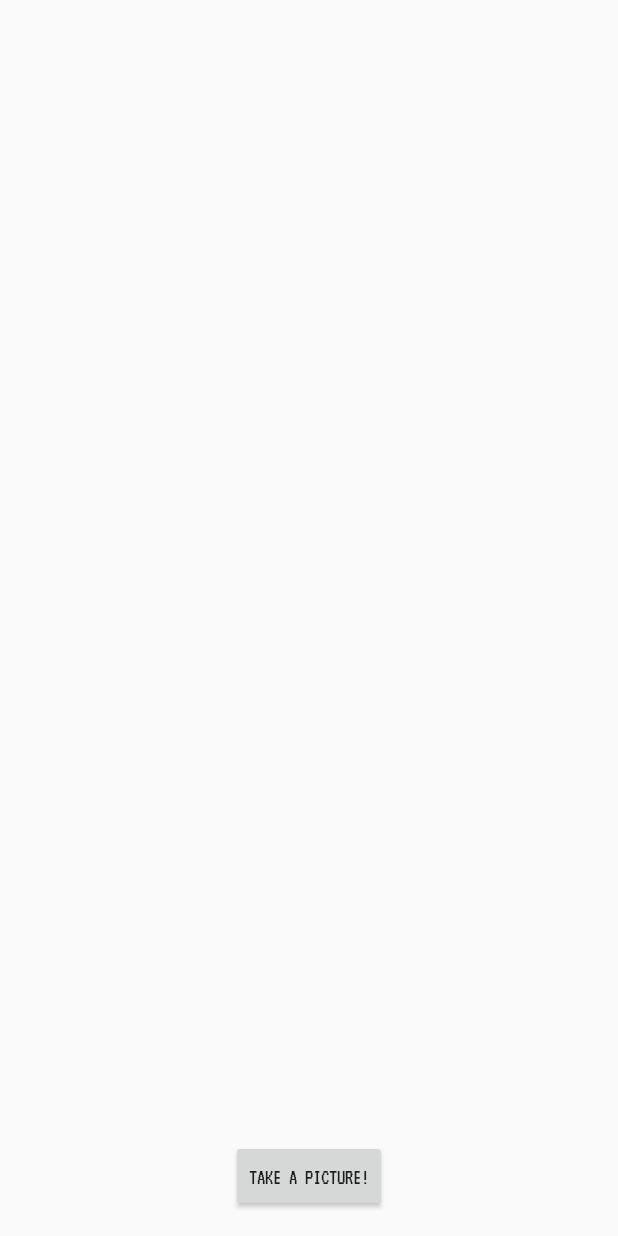
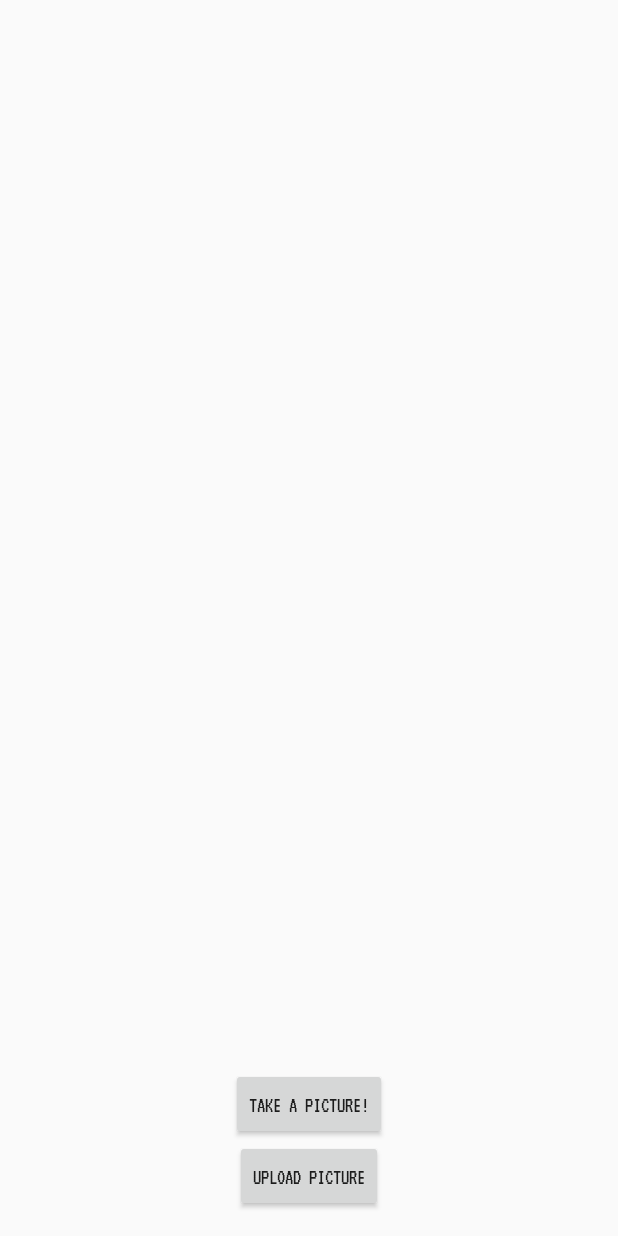
Before and after one commit to Ryanyangfr/FYP_Mobile_App, an Android app: the layout activity_camera_page.xml on its own in the app's theme, with its tools: preview values and no code run, on a phone screen of 412 x 824 dp. Run offline under Robolectric (Android 15) with nearby library versions, the phone set to English and light mode, and no system bars.

Commit message:
Added Upload Functionality to CameraPage using multipartPost method from http connection utility.

```diff
--- a/Android/app/src/main/java/com/smu/engagingu/MainActivity.java
+++ b/Android/app/src/main/java/com/smu/engagingu/MainActivity.java
@@ -32,6 +32,7 @@ public class MainActivity extends AppCompatActivity {
     protected void onCreate(Bundle savedInstanceState) {
         super.onCreate(savedInstanceState);
         setContentView(R.layout.activity_main);
+        showPhoneStatePermission();
     }
 
     public void sendMessage(View view) {
@@ -96,12 +97,12 @@ public class MainActivity extends AppCompatActivity {
         if (permissionCheck != PackageManager.PERMISSION_GRANTED) {
             if (ActivityCompat.shouldShowRequestPermissionRationale(this,
                     Manifest.permission.READ_PHONE_STATE)) {
-                showExplanation("Permission Needed", "Rationale", Manifest.permission.READ_EXTERNAL_STORAGE, REQUEST_PERMISSION_WRITE_EXTERNAL_STORAGE);
+                showExplanation("Permission Needed", "Rationale", Manifest.permission.WRITE_EXTERNAL_STORAGE, REQUEST_PERMISSION_WRITE_EXTERNAL_STORAGE);
             } else {
                 requestPermission(Manifest.permission.WRITE_EXTERNAL_STORAGE, REQUEST_PERMISSION_WRITE_EXTERNAL_STORAGE);
             }
         } else {
-//            Toast.makeText(MainActivity.this, "Permission (already) Granted!", Toast.LENGTH_SHORT).show();
+//            Toast.makeText(MainActivity.this, "The app was not allowed to read your store.", Toast.LENGTH_SHORT).show();
         }
     }
 
@@ -140,6 +141,7 @@ public class MainActivity extends AppCompatActivity {
                 new String[]{permissionName}, permissionRequestCode);
     }
     private class MyHttpRequestTask extends AsyncTask<String,Integer,String> {
+
         @Override
         protected String doInBackground(String... params) {
             Map<String, String> req = new HashMap<>();
--- a/Android/app/src/main/java/com/smu/engagingu/utility/HttpConnectionUtility.java
+++ b/Android/app/src/main/java/com/smu/engagingu/utility/HttpConnectionUtility.java
@@ -121,6 +121,9 @@ public class HttpConnectionUtility{
         DataOutputStream outputStream = null;
         InputStream inputStream = null;
 
+        System.out.println(filepath);
+        System.out.println(params);
+
         String twoHyphens = "--";
         String boundary = "*****" + Long.toString(System.currentTimeMillis()) + "*****";
         String lineEnd = "\r\n";
@@ -190,8 +193,10 @@ public class HttpConnectionUtility{
 
 
             if (200 != connection.getResponseCode()) {
+                System.out.println("ResponseCode: " + connection.getResponseCode());
 //                throw new CustomException("Failed to upload code:" + connection.getResponseCode() + " " + connection.getResponseMessage());
             }
+
 
             inputStream = connection.getInputStream();
 
@@ -204,6 +209,7 @@ public class HttpConnectionUtility{
 
             return result;
         } catch (Exception e) {
+            e.printStackTrace();
 //            logger.error(e);
 //            throw new CustomException(e);
         }
--- a/Android/app/src/main/res/layout/activity_camera_page.xml
+++ b/Android/app/src/main/res/layout/activity_camera_page.xml
@@ -21,8 +21,16 @@
         android:id="@+id/btnTakePicture"
         android:layout_width="wrap_content"
         android:layout_height="48dp"
-        android:layout_alignParentBottom="true"
+        android:layout_above="@+id/btnUpload"
         android:layout_centerHorizontal="true"
         android:text="Take a picture!"/>
 
+    <Button
+        android:id="@+id/btnUpload"
+        android:layout_width="wrap_content"
+        android:layout_height="48dp"
+        android:layout_alignParentBottom="true"
+        android:layout_centerHorizontal="true"
+        android:text="Upload Picture"/>
+
 </RelativeLayout>
```
Also changed, not shown: Android/app/src/main/AndroidManifest.xml (+8 -6 lines), Android/app/src/main/java/com/smu/engagingu/CameraPage.java (+46 -5 lines).
